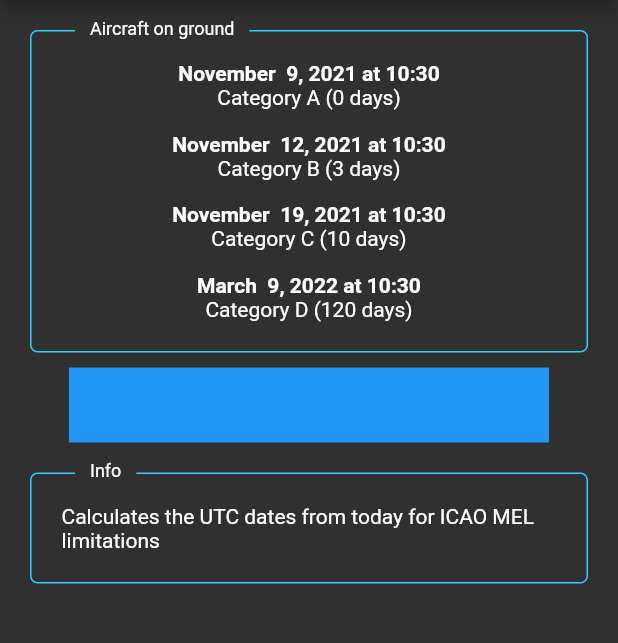
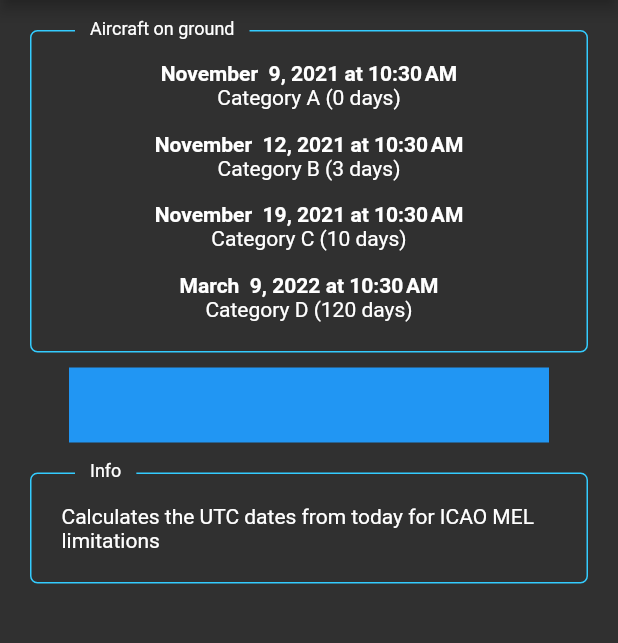
Before and after one commit to neo321654/mel_calculator_, a Flutter app: the screen it shows after launch, on a phone screen of 412 x 824 dp, the part 84-727 px from its top. Run offline on Flutter 3.47's test engine with Material 2 defaults, Android fonts, the phone set to English and light mode, and no system bars; drawn by our look-alikes of google_mobile_ads; our stand-ins replace shared_preferences; generated files the repository leaves out were written again; network calls fail.

Commit message:
рефактор

```diff
--- a/lib/main.dart
+++ b/lib/main.dart
@@ -10,6 +10,7 @@ void main() async {
   //строка ниже помогает убрать ошибку подгрузки
   //todo не сохраняются новые даты в настройках
   WidgetsFlutterBinding.ensureInitialized();
+
   final settingsController = SettingsController(SettingsService());
 
   // Load the user's preferred theme while the splash screen is displayed.
--- a/lib/src/sample_feature/main_screen.dart
+++ b/lib/src/sample_feature/main_screen.dart
@@ -80,20 +80,16 @@ class _MainScreenState extends State<MainScreen> {
 
     int _selectedDestination = 0;
 //
-    getSettings() async {
+    getSettings() {
 
-      categoryADelay = await widget.controller.prefs.then((SharedPreferences prefs) {
-        return (prefs.getInt('CategoryADalay') ?? 0);
-      });
-      categoryBDelay = await widget.controller.prefs.then((SharedPreferences prefs) {
-        return (prefs.getInt('CategoryBDalay') ?? 3);
-      });
-      categoryCDelay = await widget.controller.prefs.then((SharedPreferences prefs) {
-        return (prefs.getInt('CategoryCDalay') ?? 10);
-      });
-      categoryDDelay = await widget.controller.prefs.then((SharedPreferences prefs) {
-        return (prefs.getInt('CategoryDDalay') ?? 120);
-      });
+      categoryADelay =  widget.controller.prefs.getInt('CategoryADalay') ?? 0;
+
+      categoryBDelay =  widget.controller.prefs.getInt('CategoryBDalay') ?? 3;
+
+      categoryCDelay =  widget.controller.prefs.getInt('CategoryCDalay') ?? 10;
+
+      categoryDDelay =  widget.controller.prefs.getInt('CategoryDDalay') ?? 120;
+
     }
 
 
@@ -510,14 +506,13 @@ class _MainScreenState extends State<MainScreen> {
 
     getfoRmat()  async {
 
-      foRmat = await  widget.controller.prefs.then((SharedPreferences prefs) {
-     if(prefs.getString('format')=='jm'){
+        if(widget.controller.prefs.getString('format')=='jm'){
        _character = TimeType.t12;
      }else{
        _character = TimeType.t24;
      }
-      return  (prefs.getString('format') ?? 'jm');
-    });
+        foRmat =  (widget.controller.prefs.getString('format') ?? 'jm');
+
 
   }
 
--- a/lib/src/settings/settings_controller.dart
+++ b/lib/src/settings/settings_controller.dart
@@ -22,17 +22,17 @@ class SettingsController with ChangeNotifier {
   // Allow Widgets to read the user's preferred ThemeMode.
   ThemeMode get themeMode => _themeMode;
 
-  late Future<SharedPreferences> _prefs;
+  late SharedPreferences _prefs;
 
   // Allow Widgets to read the user's preferred ThemeMode.
-  Future<SharedPreferences> get prefs => _prefs;
+  SharedPreferences get prefs => _prefs;
 
   /// Load the user's settings from the SettingsService. It may load from a
   /// local database or the internet. The controller only knows it can load the
   /// settings from the service.
   Future<void> loadSettings() async {
     _themeMode = await _settingsService.themeMode();
-    _prefs =  _settingsService.getPref();
+    _prefs = await _settingsService.getPref();
 
     // Important! Inform listeners a change has occurred.
     notifyListeners();
--- a/lib/src/settings/settings_service.dart
+++ b/lib/src/settings/settings_service.dart
@@ -9,6 +9,7 @@ import 'package:shared_preferences/shared_preferences.dart';
 class SettingsService {
   /// Loads the User's preferred ThemeMode from local or remote storage.
   final Future<SharedPreferences> _prefs = SharedPreferences.getInstance();
+
   late final oldThemeMode = _prefs.then((SharedPreferences prefs) {
     return (prefs.getString('ThemeMode') ?? 'dark');
   });
```
